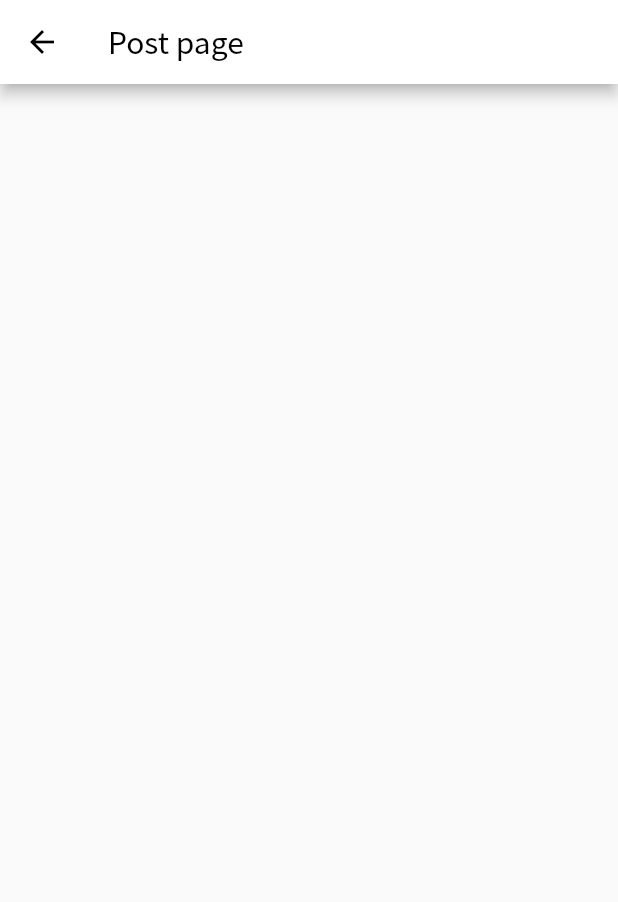
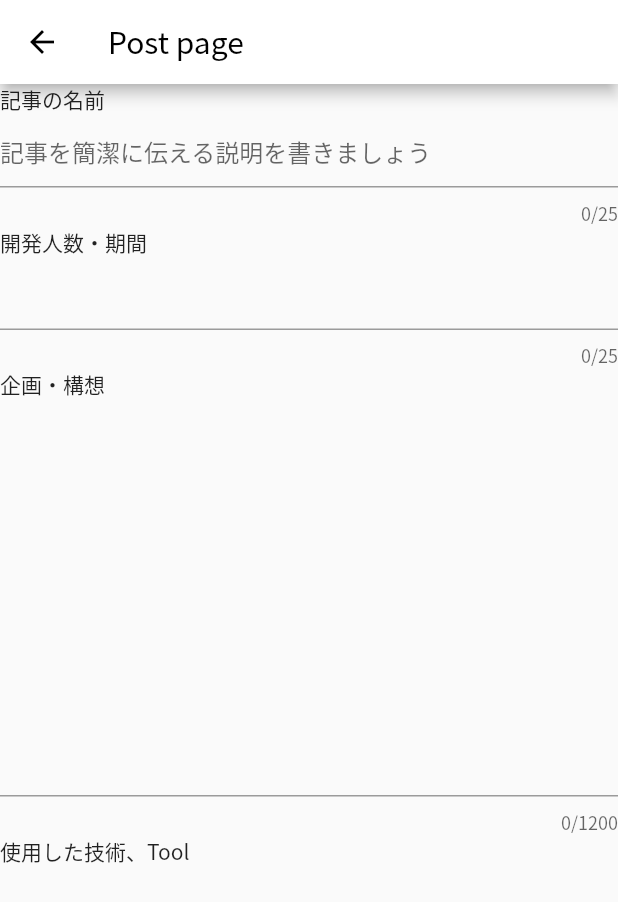
Before and after one commit to Hiroki1112/hackathon_supporterz, a Flutter app: the PostScreen screen opened by its route, on a phone screen of 412 x 824 dp. Shown: the top 902 px of the screen. Run offline on Flutter 3.47's test engine with Material 2 defaults, Android fonts, the phone set to English and light mode, and no system bars; our stand-ins replace url_strategy; missing offline and left inert: markdown.

Commit message:
Postscreen
デフォルトだけつくった

```diff
--- /dev/null
+++ b/lib/models/post.dart
@@ -0,0 +1,20 @@
+class Post {
+  String title, plan;
+  String tech, apeal;
+
+  Post({
+    this.title = '',
+    this.apeal = '',
+    this.plan = '',
+    this.tech = '',
+  });
+
+  Map<String, dynamic> toJson() {
+    return {
+      'title': title,
+      'apeal': apeal,
+      'plan': plan,
+      'tech': tech,
+    };
+  }
+}
--- a/lib/screens/post_screen/post_screen.dart
+++ b/lib/screens/post_screen/post_screen.dart
@@ -1,19 +1,90 @@
 import 'package:flutter/material.dart';
+import 'package:hackathon_supporterz/models/post.dart';
+import 'package:markdown/markdown.dart' as markdown;
 
-class PostScreen extends StatelessWidget {
+class PostScreen extends StatefulWidget {
   static String routeName = '/post';
-  const PostScreen({
-    Key? key,
-  }) : super(key: key);
+  const PostScreen({Key? key}) : super(key: key);
+
+  @override
+  _PostScreenState createState() => _PostScreenState();
+}
+
+class _PostScreenState extends State<PostScreen> {
+  Post _post = Post();
 
   @override
   Widget build(BuildContext context) {
+    print(_post.toJson());
     return Scaffold(
       appBar: AppBar(
         title: Text("Post page"),
       ),
       body: ListView(
-        children: [],
+        children: [
+          Text('記事の名前'),
+          TextFormField(
+            maxLines: 1,
+            maxLength: 25,
+            decoration: InputDecoration(
+              hintText: "記事を簡潔に伝える説明を書きましょう",
+            ),
+            onChanged: (val) {
+              setState(() {
+                _post.title = val;
+              });
+            },
+          ),
+          Text('開発人数・期間'),
+          TextFormField(
+            maxLines: 1,
+            maxLength: 25,
+            onChanged: (val) {
+              setState(() {});
+            },
+          ),
+          Text('企画・構想'),
+          TextFormField(
+            maxLines: 10,
+            maxLength: 1200,
+            onChanged: (val) {
+              setState(() {
+                _post.plan = val;
+              });
+            },
+          ),
+          Text('使用した技術、Tool'),
+          TextFormField(
+            maxLines: 10,
+            maxLength: 1200,
+            onChanged: (val) {
+              setState(() {
+                _post.tech = val;
+              });
+            },
+          ),
+          Text('アピールポイント'),
+          TextFormField(
+            maxLines: 10,
+            maxLength: 1200,
+            onChanged: (val) {
+              setState(() {
+                _post.apeal = val;
+              });
+            },
+          ),
+          Row(
+            mainAxisAlignment: MainAxisAlignment.end,
+            children: [
+              ElevatedButton(
+                onPressed: () {
+                  Navigator.pop(context);
+                },
+                child: Text("投稿する"),
+              ),
+            ],
+          )
+        ],
       ),
     );
   }
--- a/pubspec.yaml
+++ b/pubspec.yaml
@@ -3,7 +3,7 @@ description: A new Flutter project.
 
 # The following line prevents the package from being accidentally published to
 # pub.dev using `flutter pub publish`. This is preferred for private packages.
-publish_to: 'none' # Remove this line if you wish to publish to pub.dev
+publish_to: "none" # Remove this line if you wish to publish to pub.dev
 
 # The following defines the version and build number for your application.
 # A version number is three numbers separated by dots, like 1.2.43
@@ -30,12 +30,11 @@ dependencies:
   flutter:
     sdk: flutter
 
-
   # The following adds the Cupertino Icons font to your application.
   # Use with the CupertinoIcons class for iOS style icons.
   cupertino_icons: ^1.0.2
   url_strategy: ^0.2.0
-
+  markdown: ^4.0.0
 
   # google_fonts:
   #   git:
@@ -57,7 +56,6 @@ dev_dependencies:
 
 # The following section is specific to Flutter.
 flutter:
-
   # The following line ensures that the Material Icons font is
   # included with your application, so that you can use the icons in
   # the material Icons class.
```
Also changed, not shown: pubspec.lock, 1 other file.
